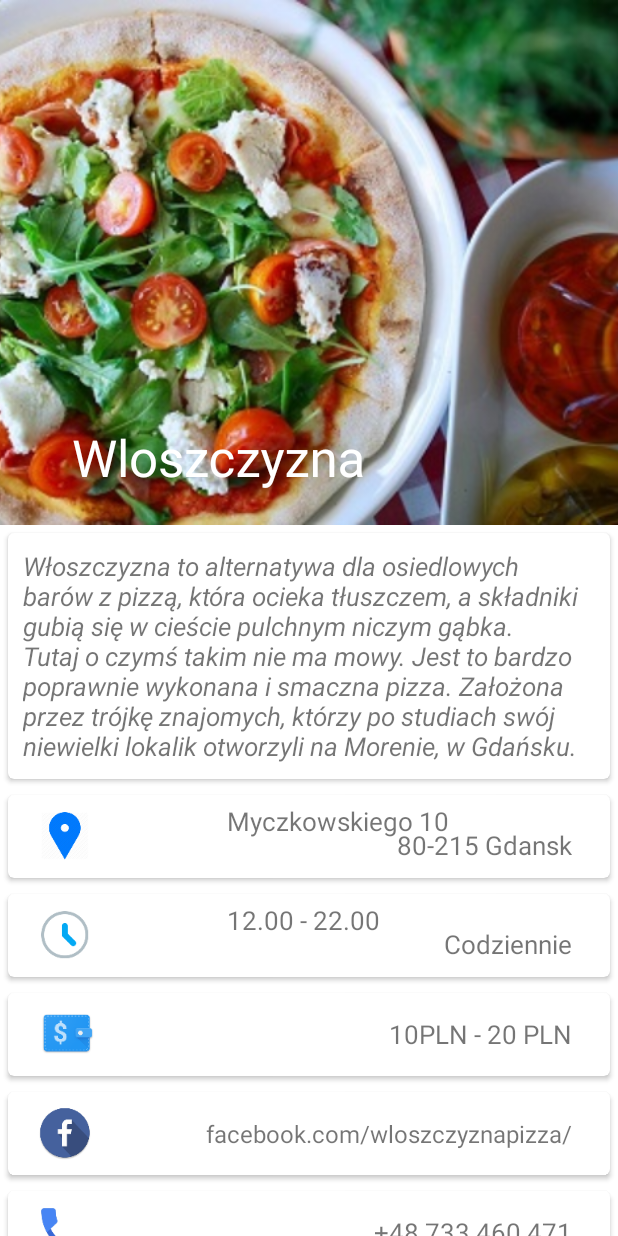
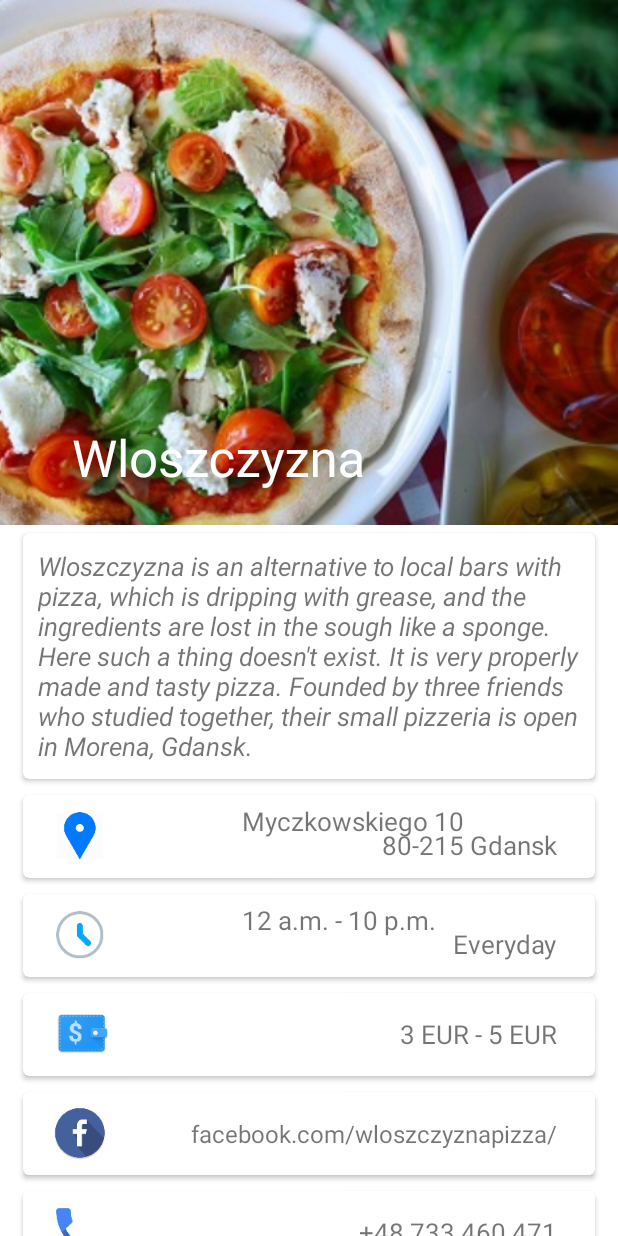
Before and after one commit to PiotrPrus/Wloszczyzna_simple_app, an Android app: the screen it shows after launch (MainActivity), on a phone screen of 412 x 824 dp. Run offline under Robolectric (Android 15) with nearby library versions, the phone set to English and light mode, and no system bars.

Commit message:
String default and locale PL added. Few dimensions moved into dimens.xml

```diff
--- a/app/src/main/res/layout/activity_main.xml
+++ b/app/src/main/res/layout/activity_main.xml
@@ -10,7 +10,7 @@
     <android.support.design.widget.AppBarLayout
         android:id="@+id/appbar"
         android:layout_width="match_parent"
-        android:layout_height="350dp"
+        android:layout_height="@dimen/app_bar_height"
         android:theme="@style/ThemeOverlay.AppCompat.Dark.ActionBar"
         android:fitsSystemWindows="true">
 
@@ -47,6 +47,8 @@
         android:id="@+id/scroll"
         android:layout_width="match_parent"
         android:layout_height="match_parent"
+        android:layout_marginStart="@dimen/nested_view_side_margin"
+        android:layout_marginEnd="@dimen/nested_view_side_margin"
         app:layout_behavior="@string/appbar_scrolling_view_behavior">
 
         <LinearLayout
--- a/app/src/main/res/values/dimens.xml
+++ b/app/src/main/res/values/dimens.xml
@@ -9,4 +9,6 @@
     <dimen name="my_elevation">2dp</dimen>
     <dimen name="my_margin_for_card_view">5dp</dimen>
     <dimen name="my_side_margin_for_card_view">10dp</dimen>
+    <dimen name="nested_view_side_margin">10dp</dimen>
+    <dimen name="app_bar_height">350dp</dimen>
 </resources>
--- a/app/src/main/res/values/strings.xml
+++ b/app/src/main/res/values/strings.xml
@@ -1,15 +1,15 @@
 <resources>
     <string name="app_name">Wloszczyzna</string>
-    <string name="wloszczyzna_main_text">Włoszczyzna to alternatywa dla osiedlowych barów z pizzą, która ocieka tłuszczem,
-        a składniki gubią się w cieście pulchnym niczym gąbka. Tutaj o czymś takim nie ma mowy. Jest to bardzo poprawnie wykonana i smaczna pizza.
-        Założona przez trójkę znajomych, którzy po studiach swój niewielki lokalik otworzyli na Morenie, w Gdańsku.
+    <string name="wloszczyzna_main_text">Wloszczyzna is an alternative to local bars with pizza, which is dripping with grease,
+        and the ingredients are lost in the sough like a sponge. Here such  a thing doesn't exist. It is very properly made and tasty pizza.
+        Founded by three friends who studied together, their small pizzeria is open in Morena, Gdansk.
     </string>
     <string name="facebook_adress">facebook.com/wloszczyznapizza/</string>
     <string name="restauration_adress">Myczkowskiego 10</string>
     <string name="localization_zip_code">80-215 Gdansk</string>
     <string name="telephone_number">+48 733 460 471</string>
-    <string name="price_range">10PLN - 20 PLN</string>
-    <string name="opening_hours">12.00 - 22.00</string>
-    <string name="days_open">Codziennie</string>
-    <string name="sub_title">Pizza i kawa</string>
+    <string name="price_range">3 EUR - 5 EUR</string>
+    <string name="opening_hours">12 a.m. - 10 p.m.</string>
+    <string name="days_open">Everyday</string>
+    <string name="sub_title">Pizza and cafe</string>
 </resources>
```
Also changed, not shown: 1 other file.
